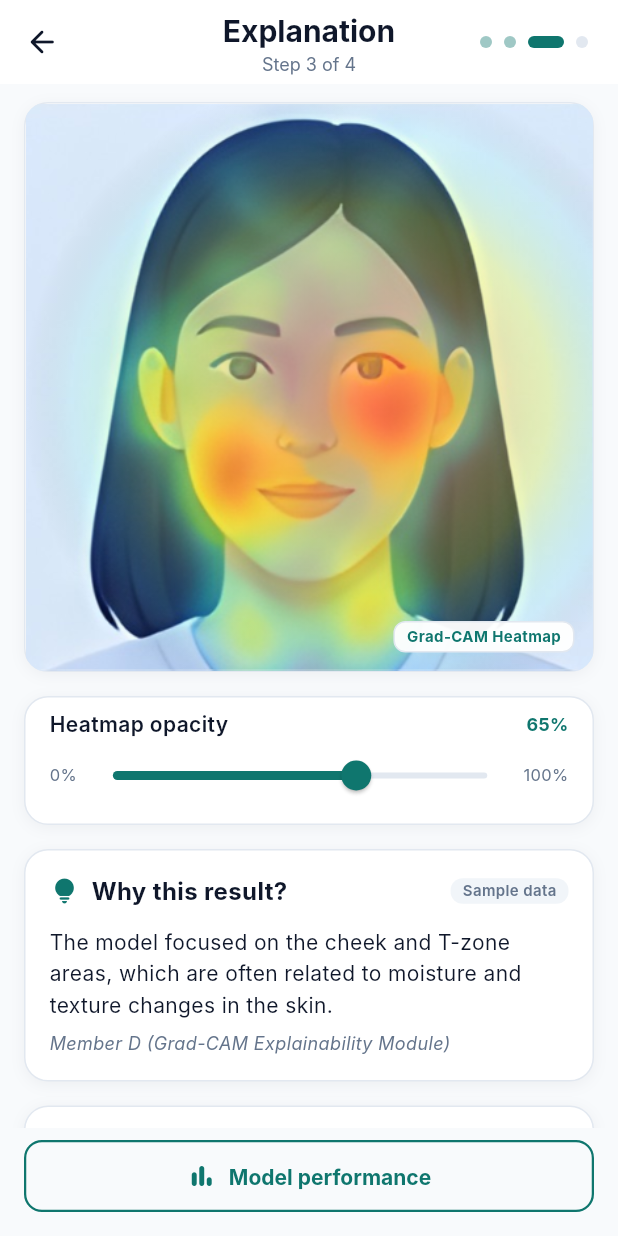
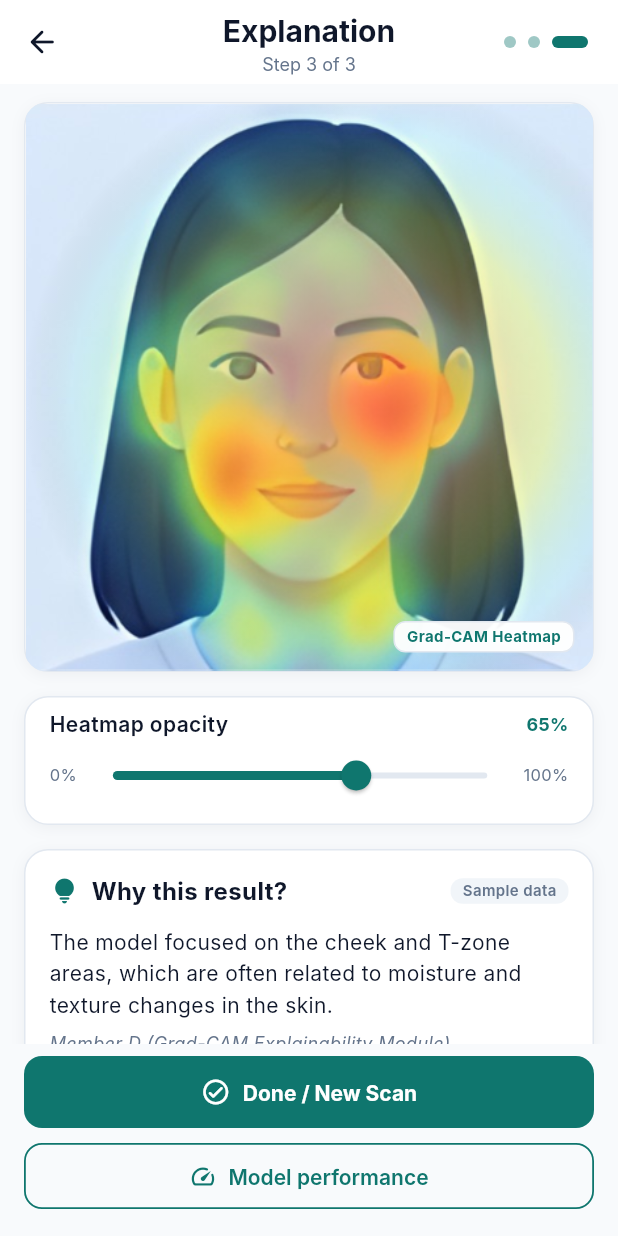
Before and after one commit to Chanuka001/Fairscope_research, a Flutter app: the ExplainScreen screen opened directly, on a phone screen of 412 x 824 dp. Run offline on Flutter 3.47's test engine with Material 3 defaults, Android fonts, the phone set to English and light mode, and no system bars; our stand-ins replace flutter_riverpod; missing offline and left inert: tflite_flutter; Roboto replaces fonts that are missing (Inter).

Commit message:
feat(navigation): separate performance benchmark into dedicated bottom tab and streamline analyse to 3 steps

```diff
--- a/app/lib/features/analyse/explain/explain_screen.dart
+++ b/app/lib/features/analyse/explain/explain_screen.dart
@@ -75,13 +75,13 @@ class _ExplainScreenState extends ConsumerState<ExplainScreen> {
         title: Column(
           children: [
             Text('Explanation', style: AppTextStyles.title.copyWith(fontWeight: FontWeight.w700)),
-            Text('Step 3 of 4', style: AppTextStyles.caption.copyWith(color: AppColors.secondaryText)),
+            Text('Step 3 of 3', style: AppTextStyles.caption.copyWith(color: AppColors.secondaryText)),
           ],
         ),
         actions: const [
           Padding(
             padding: EdgeInsets.only(right: AppSpacing.s16),
-            child: StepIndicator(currentStep: 3),
+            child: StepIndicator(currentStep: 3, totalSteps: 3),
           ),
         ],
       ),
@@ -499,31 +499,65 @@ class _ExplainScreenState extends ConsumerState<ExplainScreen> {
           AppSpacing.screenPadding,
           AppSpacing.s16,
         ),
-        child: OutlinedButton(
+        child: Column(
+          mainAxisSize: MainAxisSize.min,
+          children: [
+            FilledButton(
+              style: FilledButton.styleFrom(
+                minimumSize: const Size.fromHeight(48.0),
+                backgroundColor: AppColors.primary,
+                foregroundColor: AppColors.onPrimary,
+                shape: RoundedRectangleBorder(
+                  borderRadius: BorderRadius.circular(AppRadii.medium),
+                ),
+                elevation: 0,
+              ),
+              onPressed: () {
+                navController.setTab(0);
+              },
+              child: Row(
+                mainAxisAlignment: MainAxisAlignment.center,
+                children: [
+                  const Icon(Icons.check_circle_outline_rounded, size: 20.0),
+                  const SizedBox(width: AppSpacing.s8),
+                  Text(
+                    'Done / New Scan',
+                    style: AppTextStyles.label.copyWith(
+                      fontWeight: FontWeight.w700,
+                      color: AppColors.onPrimary,
+                    ),
+                  ),
+                ],
+              ),
+            ),
+            const SizedBox(height: AppSpacing.s8),
+            OutlinedButton(
               style: OutlinedButton.styleFrom(
-            minimumSize: const Size.fromHeight(48.0),
-            side: const BorderSide(color: AppColors.primary, width: 1.5),
+                minimumSize: const Size.fromHeight(44.0),
+                side: const BorderSide(color: AppColors.primary, width: 1.2),
                 shape: RoundedRectangleBorder(
                   borderRadius: BorderRadius.circular(AppRadii.medium),
                 ),
               ),
               onPressed: () {
-            navController.goToStep(4);
+                navController.setTab(2);
               },
               child: Row(
                 mainAxisAlignment: MainAxisAlignment.center,
                 children: [
-              const Icon(Icons.bar_chart_rounded, size: 20.0, color: AppColors.primary),
+                  const Icon(Icons.speed_rounded, size: 18.0, color: AppColors.primary),
                   const SizedBox(width: AppSpacing.s8),
                   Text(
                     'Model performance',
                     style: AppTextStyles.label.copyWith(
-                  fontWeight: FontWeight.w700,
+                      fontWeight: FontWeight.w600,
                       color: AppColors.primary,
                     ),
                   ),
                 ],
               ),
+            ),
+          ],
         ),
       ),
     ],
--- a/app/lib/features/analyse/result/result_screen.dart
+++ b/app/lib/features/analyse/result/result_screen.dart
@@ -159,13 +159,13 @@ class _ResultScreenState extends ConsumerState<ResultScreen> {
         title: Column(
           children: [
             Text('Result', style: AppTextStyles.title.copyWith(fontWeight: FontWeight.w700)),
-            Text('Step 2 of 4', style: AppTextStyles.caption.copyWith(color: AppColors.secondaryText)),
+            Text('Step 2 of 3', style: AppTextStyles.caption.copyWith(color: AppColors.secondaryText)),
           ],
         ),
         actions: const [
           Padding(
             padding: EdgeInsets.only(right: AppSpacing.s16),
-            child: StepIndicator(currentStep: 2),
+            child: StepIndicator(currentStep: 2, totalSteps: 3),
           ),
         ],
       ),
```
Also changed, not shown: app/lib/core/navigation/nav_shell.dart (+16 -6 lines), app/lib/core/state/nav_state.dart (+5 -5 lines), app/lib/features/analyse/performance/performance_screen.dart (+17 -3 lines), 1 other file. Lines whose indentation alone changed are shown as unchanged.
